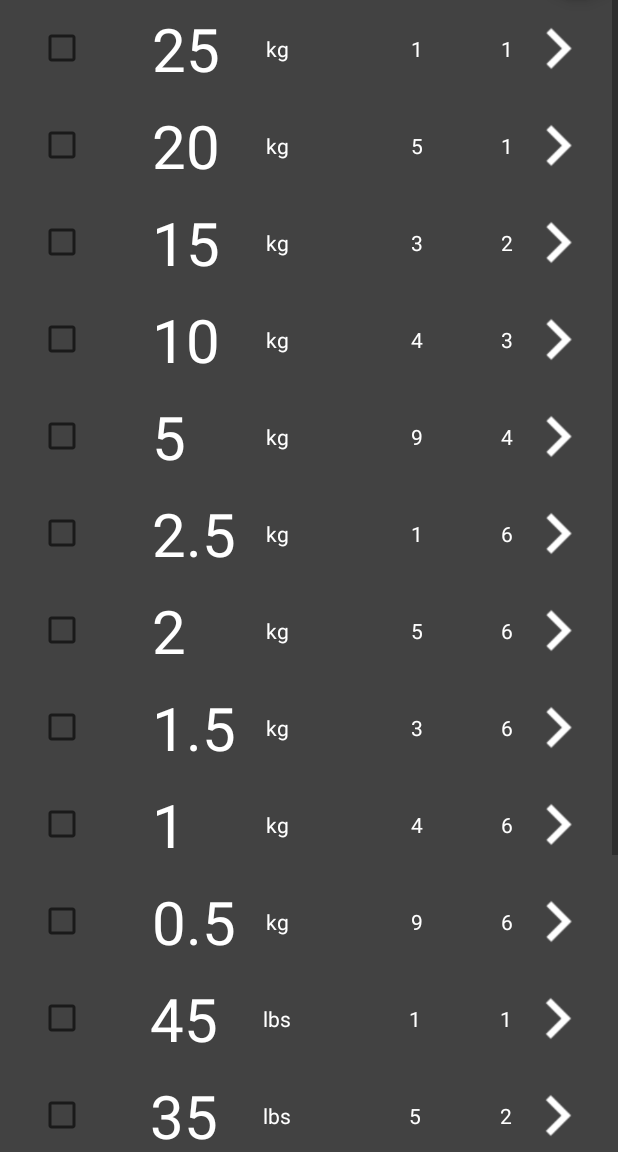
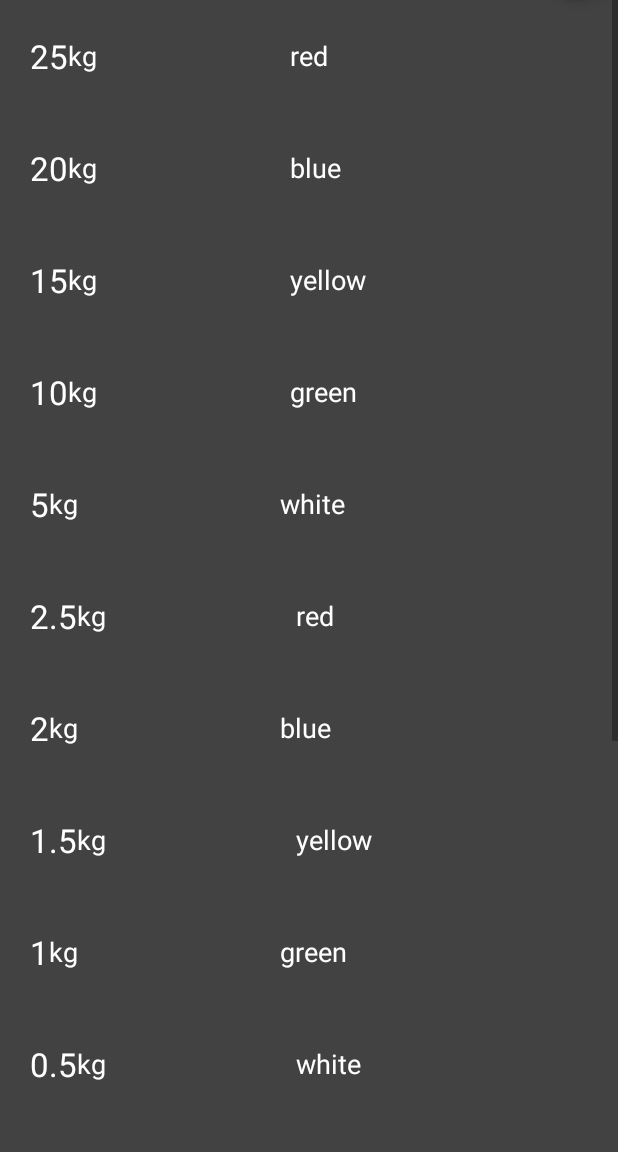
Before and after one commit to carcheung/PlateCalc, an Android app: the screen it shows after launch (ModPlatesActivity), in the options menu, after a tap on "Modify Plates", on a phone screen of 412 x 824 dp, the part 84-1236 px from its top. Run offline under Robolectric (Android 15) with nearby library versions, the phone set to English and light mode, and no system bars.

Commit message:
Add more fragments Add ActionBarAddPlateFragment    * Create a new actionbar just for AddPlateActivity.    * ability to save new plates into database Add PlateOptionsDialogFragment Add PopupAboutDialogFragment Update ModPlatesActivity    * Can remove plates from the database    * Refreshes plates in listview after deletion Update various data files with new values

```diff
--- a/app/src/main/java/com/carolyncheung/calc/activities/ModPlatesActivity.java
+++ b/app/src/main/java/com/carolyncheung/calc/activities/ModPlatesActivity.java
@@ -13,8 +13,14 @@ import com.carolyncheung.calc.fragments.DisplayPlateSetFragment;
 
 /**
  * Created by Carolyn Cheung on 6/19/2016.
+ * Activity that contains the features to modify database of plates
  */
-public class ModPlatesActivity extends AppCompatActivity {
+public class ModPlatesActivity extends AppCompatActivity implements DisplayPlateSetFragment.OnItemClickedListener{
+
+    @Override
+    public void OnItemClicked() {
+        // do whatever
+    }
 
     @Override
     protected void onCreate(Bundle savedInstanceState){
@@ -30,6 +36,7 @@ public class ModPlatesActivity extends AppCompatActivity {
 
         DisplayPlateSetFragment displayPlateSetFragment = new DisplayPlateSetFragment();
         displayPlateSetFragment.setArguments(bundle);
+
         fragmentTransaction.add(R.id.show_plate_set, displayPlateSetFragment,
                 "displayPlateSetFragment");
         fragmentTransaction.commit();
--- a/app/src/main/java/com/carolyncheung/calc/activities/WeightCalculateActivity.java
+++ b/app/src/main/java/com/carolyncheung/calc/activities/WeightCalculateActivity.java
@@ -19,6 +19,11 @@ import com.carolyncheung.calc.helpers.CalculationsHelper;
 
 import java.text.DecimalFormat;
 import java.util.ArrayList;
+
+/**
+ * Created by Carolyn Cheung on 6/12/2016.
+ * Calculates the amount of plates to put on a bar, given the weight
+ */
 
 public class WeightCalculateActivity extends AppCompatActivity {
     private EditText weight_input;
--- a/app/src/main/java/com/carolyncheung/calc/data/Constant.java
+++ b/app/src/main/java/com/carolyncheung/calc/data/Constant.java
@@ -4,6 +4,7 @@ import com.carolyncheung.calc.R;
 
 /**
  * Created by Carolyn Cheung on 2/28/2016.
+ * regularly used string-key constants, and other constant resource values
  */
 public class Constant {
     // static key strings for plates
@@ -37,8 +38,10 @@ public class Constant {
     public static final String ACTIVITY_CALCULATE = "activity_calculate";
 
     // static values for res files
+    // color R values
     public static int colors[] = {R.color.red, R.color.orange, R.color.yellow, R.color.green,
             R.color.blue, R.color.indigo, R.color.violet, R.color.black, R.color.white};
+    // plate size R drawable values
     public static int plate_sizes[] = {R.drawable.plate_1_hdpi, R.drawable.plate_2_hdpi,
             R.drawable.plate_3_hdpi, R.drawable.plate_4_hdpi, R.drawable.plate_5_hdpi,
             R.drawable.plate_6_hdpi, R.drawable.plate_7_hdpi};
@@ -47,6 +50,9 @@ public class Constant {
     public static int color_choice_rID[] = {R.id.color_1_1, R.id.color_2_1, R.id.color_3_1,
             R.id.color_1_2, R.id.color_2_2, R.id.color_3_2, R.id.color_1_3, R.id.color_2_3,
             R.id.color_3_3};
+
+    // static values for plate ID, used for when I'm putting the plates on the bar
+    // and its like [Plate1][Plate2][Plate3][Plate4] ... etc
     public static int plate_rID[] = {R.id.plate1, R.id.plate2, R.id.plate3,R.id.plate4, R.id.plate5,
             R.id.plate6, R.id.plate7, R.id.plate8, R.id.plate9, R.id.plate10};
 
--- a/app/src/main/java/com/carolyncheung/calc/data/DBHandler.java
+++ b/app/src/main/java/com/carolyncheung/calc/data/DBHandler.java
@@ -17,6 +17,7 @@ import java.util.ArrayList;
 
 /**
  * Created by Carolyn Cheung on 2/27/2016.
+ * Database Handler
  */
 public class DBHandler extends SQLiteOpenHelper {
 
@@ -221,8 +222,9 @@ public class DBHandler extends SQLiteOpenHelper {
     public ArrayList<PlateData> getAllPlates() {
         ArrayList<PlateData> plate_set = new ArrayList<PlateData>();
         SQLiteDatabase db = this.getReadableDatabase();
-        String select_query = "SELECT * FROM " + TABLE_PLATE + " ORDER BY " + KEY_PLATE_UNIT + " , "
-                + KEY_PLATE_WEIGHT + " DESC";
+        String select_query = "SELECT * FROM " + TABLE_PLATE + " INNER JOIN " + TABLE_COLOR
+                + " ON " + TABLE_PLATE + "." + KEY_PLATE_COLOR + " = " + TABLE_COLOR + "." + KEY_ID
+                + " ORDER BY " + KEY_PLATE_UNIT  + " , " + KEY_PLATE_WEIGHT + " DESC";
 
         Cursor curosr = db.rawQuery(select_query, null);
         if (curosr.moveToFirst()) {
@@ -230,9 +232,9 @@ public class DBHandler extends SQLiteOpenHelper {
                 int id = curosr.getInt(0);
                 int size = curosr.getInt(1);
                 int amount = curosr.getInt(2);
-                double weight = 2 * curosr.getDouble(3);
+                double weight = curosr.getDouble(3);
                 int unit = curosr.getInt(4);
-                String color = curosr.getString(5);
+                String color = curosr.getString(7);
                 PlateData plate = new PlateData(id, color, size, amount, weight, unit);
                 plate_set.add(plate);
             } while (curosr.moveToNext());
--- a/app/src/main/java/com/carolyncheung/calc/fragments/ActionBarFragment.java
+++ b/app/src/main/java/com/carolyncheung/calc/fragments/ActionBarFragment.java
@@ -54,11 +54,11 @@ public class ActionBarFragment extends Fragment {
 
         // if the bundle is not null, we want to modify the toolbar depending on
         // what activity has called it
+        // TODO: REMOVE THIS MAYBE ?
         if (bundle != null) {
-            if (bundle.getString(Constant.FROM_ACTIVITY, "HELLO").equals(Constant.ACTIVITY_ADDPLATE)) {
+            if (bundle.getString(Constant.FROM_ACTIVITY, "default").equals(Constant.ACTIVITY_ADDPLATE)) {
                 // remove title
                 ((AppCompatActivity) getActivity()).getSupportActionBar().setDisplayShowTitleEnabled(false);
-                actionBar.inflateMenu(R.menu.menu_save);
             }
         }
 
--- a/app/src/main/java/com/carolyncheung/calc/fragments/DisplayPlateSetFragment.java
+++ b/app/src/main/java/com/carolyncheung/calc/fragments/DisplayPlateSetFragment.java
@@ -1,5 +1,6 @@
 package com.carolyncheung.calc.fragments;
 
+import android.app.Activity;
 import android.app.Fragment;
 import android.content.Context;
 import android.os.Bundle;
@@ -33,12 +34,18 @@ import static com.carolyncheung.calc.data.Constant.SIZE_COLUMN;
 
 /**
  * Created by Carolyn Cheung on 2/28/2016.
+ * Gets the list of plates from the database, then chooses a custom listview adapter to display
+ * the plates, depending on which activity this is used for.
  */
 public class DisplayPlateSetFragment extends Fragment{
     private ListView elv;
     private ArrayList<HashMap<String, String>> list;
     ArrayList<PlateData> plate_set;
     ImageView add;
+
+    public interface OnItemClickedListener {
+        public void OnItemClicked();
+    }
 
     @Override
     public void onCreate(Bundle savedInstanceState) {
@@ -53,14 +60,12 @@ public class DisplayPlateSetFragment extends Fragment{
         DBHandler db = new DBHandler(c);
         Bundle bundle = getArguments();
 
-
         elv = (ListView) v.findViewById(R.id.listView_plates);
         list = new ArrayList<HashMap<String, String>>();
 
         if (bundle != null) {
             if (bundle.getString(Constant.FROM_ACTIVITY, "default").equals(Constant.ACTIVITY_MODPLATES)){
                 plate_set = populateListModPlates(db);
-
                 ListViewAdapterModPlates adapter = new ListViewAdapterModPlates(this, list, plate_set);
                 elv.setAdapter(adapter);
 
@@ -91,7 +96,7 @@ public class DisplayPlateSetFragment extends Fragment{
             } else if (p.get(i).getUnit() == 2) {
                 unit = UNIT_LBS;
             }
-            weight = p.get(i).getWeight() / 2;
+            weight = p.get(i).getWeight();
             DecimalFormat df = new DecimalFormat("0.#");
 
             pMap.put(UNIT_COLUMN, unit);
@@ -134,56 +139,10 @@ public class DisplayPlateSetFragment extends Fragment{
             list.add(pMap);
         }
 
-
-/*
-            pMap.put(AMOUNT_COLUMN, "10");
-            pMap.put(MULTIPLY_COLUMN, "x");
-            pMap.put(UNIT_COLUMN, "lbs");
-            pMap.put(WEIGHT_COLUMN, "45");
-            list.add(pMap);
-
-        HashMap<String, String> pMap1 = new HashMap<String, String>();
-        pMap1.put(AMOUNT_COLUMN, "10");
-        pMap1.put(MULTIPLY_COLUMN, "x");
-        pMap1.put(UNIT_COLUMN, "lbs");
-        pMap1.put(WEIGHT_COLUMN, "25");
-        list.add(pMap1);
-
-        HashMap<String, String> pMap2 = new HashMap<String, String>();
-        pMap2.put(AMOUNT_COLUMN, "10");
-        pMap2.put(MULTIPLY_COLUMN, "x");
-        pMap2.put(UNIT_COLUMN, "lbs");
-        pMap2.put(WEIGHT_COLUMN, "35");
-        list.add(pMap2);
-
-        HashMap<String, String> pMap3 = new HashMap<String, String>();
-        pMap3.put(AMOUNT_COLUMN, "10");
-        pMap3.put(MULTIPLY_COLUMN, "x");
-        pMap3.put(UNIT_COLUMN, "lbs");
-        pMap3.put(WEIGHT_COLUMN, "25");
-        list.add(pMap3);
-
-        HashMap<String, String> pMap4 = new HashMap<String, String>();
-        pMap4.put(AMOUNT_COLUMN, "10");
-        pMap4.put(MULTIPLY_COLUMN, "x");
-        pMap4.put(UNIT_COLUMN, "lbs");
-        pMap4.put(WEIGHT_COLUMN, "10");
-        list.add(pMap4);
-
-        HashMap<String, String> pMap5 = new HashMap<String, String>();
-        pMap5.put(AMOUNT_COLUMN, "10");
-        pMap5.put(MULTIPLY_COLUMN, "x");
-        pMap5.put(UNIT_COLUMN, "lbs");
-        pMap5.put(WEIGHT_COLUMN, "5");
-        list.add(pMap5);
-        HashMap<String, String> pMap6 = new HashMap<String, String>();
-        pMap6.put(AMOUNT_COLUMN, "10");
-        pMap6.put(MULTIPLY_COLUMN, "x");
-        pMap6.put(UNIT_COLUMN, "lbs");
-        pMap6.put(WEIGHT_COLUMN, "2.5");
-        list.add(pMap6);
-*/
         return p;
     }
 
+    ListView getListview() {
+        return this.elv;
+    }
 }
--- a/app/src/main/java/com/carolyncheung/calc/helpers/ListViewAdapterModPlates.java
+++ b/app/src/main/java/com/carolyncheung/calc/helpers/ListViewAdapterModPlates.java
@@ -2,8 +2,11 @@ package com.carolyncheung.calc.helpers;
 
 import android.app.AlertDialog;
 import android.app.Fragment;
+import android.app.FragmentManager;
+import android.app.FragmentTransaction;
 import android.content.Context;
 import android.content.DialogInterface;
+import android.os.Bundle;
 import android.util.Log;
 import android.view.LayoutInflater;
 import android.view.View;
@@ -18,22 +21,38 @@ import com.carolyncheung.calc.R;
 import com.carolyncheung.calc.data.Constant;
 import com.carolyncheung.calc.data.DBHandler;
 import com.carolyncheung.calc.data.PlateData;
+import com.carolyncheung.calc.fragments.ActionBarFragment;
+import com.carolyncheung.calc.fragments.PlateOptionsDialogFragment;
+import com.carolyncheung.calc.fragments.PopupAboutDialogFragment;
 
 import org.w3c.dom.Text;
 
+import java.text.DecimalFormat;
 import java.util.ArrayList;
 import java.util.HashMap;
 
+import static com.carolyncheung.calc.data.Constant.COLOR_COLUMN;
+import static com.carolyncheung.calc.data.Constant.SIZE_COLUMN;
 import static com.carolyncheung.calc.data.Constant.UNIT_COLUMN;
 import static com.carolyncheung.calc.data.Constant.WEIGHT_COLUMN;
+import static com.carolyncheung.calc.data.Constant.ID_COLUMN;
 
 /**
  * Created by Carolyn Cheung on 6/19/2016.
+ * Listview adapter for ModPlatesActivity
  */
 public class ListViewAdapterModPlates extends BaseAdapter {
     public ArrayList<HashMap<String, String>> list;
     Fragment fragment;
     ArrayList<PlateData> plate_set;
+
+    private class ViewHolder {
+        TextView plateWeight;
+        TextView plateSize;
+        TextView plateUnit;
+        TextView plateColor;
+        LinearLayout button;
+    }
 
     public ListViewAdapterModPlates(Fragment fragment, ArrayList<HashMap<String, String>> list,
                              ArrayList<PlateData> plate_set) {
@@ -41,6 +60,10 @@ public class ListViewAdapterModPlates extends BaseAdapter {
         this.fragment = fragment;
         this.list = list;
         this.plate_set = plate_set;
+    }
+
+    public interface AdapterInterface {
+        public void buttonPressed();
     }
 
     @Override
@@ -58,32 +81,20 @@ public class ListViewAdapterModPlates extends BaseAdapter {
         return 0;
     }
 
-    private class ViewHolder {
-        TextView plateWeight;
-        TextView plateSize;
-        TextView plateUnit;
-        TextView plateColor;
-        CheckBox checkBox;
-        ImageView arrow;
-        LinearLayout button;
-    }
-
     @Override
-    public View getView(int position, View convertView, ViewGroup parent) {
+    public View getView(final int position, View convertView, ViewGroup parent) {
         final Context c = parent.getContext();
         final DBHandler db = new DBHandler(c);
         final ViewHolder holder;
-        final int plate_id = plate_set.get(position).getId();
+
         LayoutInflater inflater = fragment.getActivity().getLayoutInflater();
         if (convertView == null) {
             convertView = inflater.inflate(R.layout.listview_mod_plates_modifier, null);
             holder = new ViewHolder();
-            holder.plateSize = (TextView)convertView.findViewById(R.id.size);
+//            holder.plateSize = (TextView)convertView.findViewById(R.id.size);
             holder.plateUnit = (TextView)convertView.findViewById(R.id.unit);
             holder.plateWeight = (TextView)convertView.findViewById(R.id.weight);
             holder.plateColor = (TextView)convertView.findViewById(R.id.color);
-            holder.checkBox = (CheckBox)convertView.findViewById(R.id.checkBox);
-            holder.arrow = (ImageView)convertView.findViewById(R.id.arrow_left);
             holder.button = (LinearLayout)convertView.findViewById(R.id.mod_plate_button);
             convertView.setTag(holder);
         }
@@ -92,7 +103,7 @@ public class ListViewAdapterModPlates extends BaseAdapter {
         }
 
         HashMap<String, String> map = list.get(position);
-        holder.plateSize.setText(map.get(Constant.SIZE_COLUMN));
+//        holder.plateSize.setText(map.get(Constant.SIZE_COLUMN));
         holder.plateUnit.setText(map.get(UNIT_COLUMN));
         holder.plateWeight.setText(map.get(Constant.WEIGHT_COLUMN));
         holder.plateColor.setText(map.get(Constant.COLOR_COLUMN));
@@ -100,7 +111,23 @@ public class ListViewAdapterModPlates extends BaseAdapter {
         LinearLayout mod_button = holder.button;
         mod_button.setOnClickListener(new View.OnClickListener() {
             public void onClick(View v) {
-                Log.d("SUCCESS","YAY");
+                // dynamically create toolbar
+                FragmentManager fragmentManager = fragment.getActivity().getFragmentManager();
+                FragmentTransaction fragmentTransaction = fragmentManager.beginTransaction();
+                // add arguments and tag/commit
+                PlateOptionsDialogFragment mod_plate = new PlateOptionsDialogFragment();
+                Bundle bundle = new Bundle();
+                // set new decimal format for weights, no trailing zeros
+                DecimalFormat format = new DecimalFormat("0.#");
+                bundle.putString(WEIGHT_COLUMN, format.format(plate_set.get(position).getWeight()));
+
+                bundle.putString(SIZE_COLUMN, Integer.toString(plate_set.get(position).getSize()));
+                bundle.putString(UNIT_COLUMN, Integer.toString(plate_set.get(position).getUnit()));
+                bundle.putString(COLOR_COLUMN, plate_set.get(position).getColor());
+                bundle.putString(ID_COLUMN, Integer.toString(plate_set.get(position).getId()));
+                mod_plate.setArguments(bundle);
+                mod_plate.show(fragmentManager, "HELLO");
+                /*
 
                 new AlertDialog.Builder(c)
                         .setTitle("Delete entry")
@@ -116,7 +143,7 @@ public class ListViewAdapterModPlates extends BaseAdapter {
                             }
                         })
                         .setIcon(android.R.drawable.ic_dialog_alert)
-                        .show();
+                        .show(); */
             }
         });
 
--- a/app/src/main/res/layout/listview_mod_plates_modifier.xml
+++ b/app/src/main/res/layout/listview_mod_plates_modifier.xml
@@ -3,43 +3,32 @@
     android:orientation="vertical" android:layout_width="match_parent"
     android:layout_height="match_parent"
     style="@style/AppTheme"
-    android:paddingLeft="10dp"
+    android:paddingLeft="20dp"
     android:paddingTop="5dp"
-    android:paddingRight="10dp"
+    android:paddingRight="20dp"
     android:paddingBottom="5dp">
 
     <LinearLayout
         android:orientation="horizontal"
         android:layout_width="match_parent"
-        android:layout_height="wrap_content">
-
-        <CheckBox
-            android:layout_width="0dp"
-            android:layout_height="match_parent"
-            android:id="@+id/checkBox"
-            android:checked="false"
-            android:layout_alignParentStart="false"
-            android:layout_alignParentEnd="false"
-            android:gravity="center_vertical"
-            android:layout_marginLeft="15dp"
-            android:layout_weight="1" />
+        android:layout_height="wrap_content"
+        android:minHeight="?android:attr/listPreferredItemHeight" >
 
         <TextView
-            android:layout_width="0dp"
-            android:layout_height="wrap_content"
+            android:layout_width="wrap_content"
+            android:layout_height="fill_parent"
             android:text="45"
             android:id="@+id/weight"
             android:textColor="@color/white"
-            android:textSize="40sp"
-            android:layout_marginLeft="15dp"
-            android:layout_weight="1"
-            style="@style/AppTheme" />
+            style="@style/AppTheme"
+            android:textAppearance="?android:attr/textAppearanceLarge"
+            android:gravity="center_vertical"
+            android:textAlignment="textStart" />
 
         <LinearLayout
             android:orientation="horizontal"
             android:layout_width="wrap_content"
             android:layout_height="match_parent"
-            android:layout_marginLeft="15dp"
             android:layout_weight="2"
             android:id="@+id/mod_plate_button">
 
@@ -50,7 +39,8 @@
                 android:id="@+id/unit"
                 android:layout_weight=".75"
                 android:textColor="@color/white"
-                android:gravity="center_vertical" />
+                android:gravity="center_vertical"
+                android:textAppearance="?android:attr/textAppearanceMedium" />
 
             <TextView
                 android:layout_width="0dp"
@@ -60,25 +50,9 @@
                 android:layout_weight="1"
                 android:textColor="@color/white"
                 android:gravity="center_vertical"
-                android:textAlignment="textEnd" />
+                android:textAlignment="textStart"
+                android:textAppearance="?android:attr/textAppearanceMedium" />
 
-            <TextView
-                android:layout_width="0dp"
-                android:layout_height="match_parent"
-                android:text="Size 10"
-                android:id="@+id/size"
-                android:layout_weight="1"
-                android:textColor="@color/white"
-                android:gravity="center_vertical"
-                android:textAlignment="viewEnd" />
-
-            <ImageView
-                android:layout_width="0dp"
-                android:layout_height="wrap_content"
-                android:id="@+id/arrow_left"
-                android:src="@drawable/chevron_right"
-                android:scaleType="fitCenter"
-                android:layout_weight="1" />
         </LinearLayout>
     </LinearLayout>
 
--- a/app/src/main/res/menu/menu_save.xml
+++ b/app/src/main/res/menu/menu_save.xml
@@ -2,9 +2,10 @@
 <menu xmlns:android="http://schemas.android.com/apk/res/android"
     xmlns:app="http://schemas.android.com/apk/res-auto">
     <item
-        android:id="@+id/back"
-        android:icon="@drawable/arrow_back"
-        android:title="back"
+        android:id="@+id/save"
+        android:icon="@drawable/save_hdpi"
+        android:title="Save"
         app:showAsAction="ifRoom"
         />
+
 </menu>
--- a/app/src/main/res/menu/menu_tool_bar.xml
+++ b/app/src/main/res/menu/menu_tool_bar.xml
@@ -4,13 +4,13 @@
     <item
         android:id="@+id/barAdd"
         android:icon="@drawable/baradd"
-        android:title="Settings"
+        android:title="Add Weights"
         app:showAsAction="ifRoom"
         />
     <item
         android:id="@+id/barCalc"
         android:icon="@drawable/barcalc"
-        android:title="Settings"
+        android:title="Calculate Weight"
         app:showAsAction="ifRoom"
         />
     <item
@@ -31,4 +31,10 @@
         android:title="Create Plate"
         app:showAsAction="never"
         />
+    <item
+        android:id="@+id/save"
+        android:icon="@drawable/save_hdpi"
+        android:title="Save"
+        app:showAsAction="never"
+        />
 </menu>
--- a/app/src/main/res/values/strings.xml
+++ b/app/src/main/res/values/strings.xml
@@ -16,4 +16,8 @@
     <string name="Carolyn_Cheung">Carolyn Cheung</string>
     <string name="send_feed_back">Please send any feedback to: </string>
     <string name="email">Caxcheun@gmail.com</string>
+
+    <string name="plate_saved">Plate saved</string>
+
+    <string name="undo">Undo</string>
 </resources>
```
Also changed, not shown: app/src/main/java/com/carolyncheung/calc/activities/AddPlateActivity.java (+22 -29 lines), app/src/main/java/com/carolyncheung/calc/activities/SettingsActivity.java (+9 -32 lines), app/src/main/java/com/carolyncheung/calc/activities/WeightAddActivity.java (+6 -2 lines), app/src/main/res/layout/dialog_fragment_popup_about.xml (renamed from app/src/main/res/layout/popup_about.xml, +10 -10 lines).
